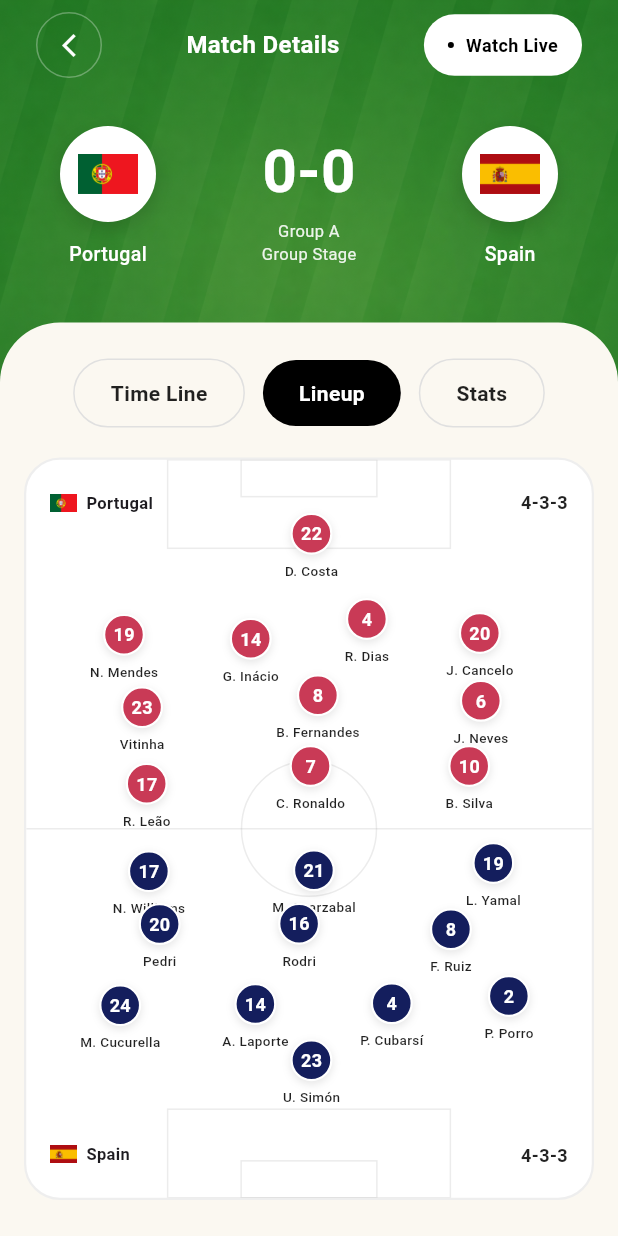
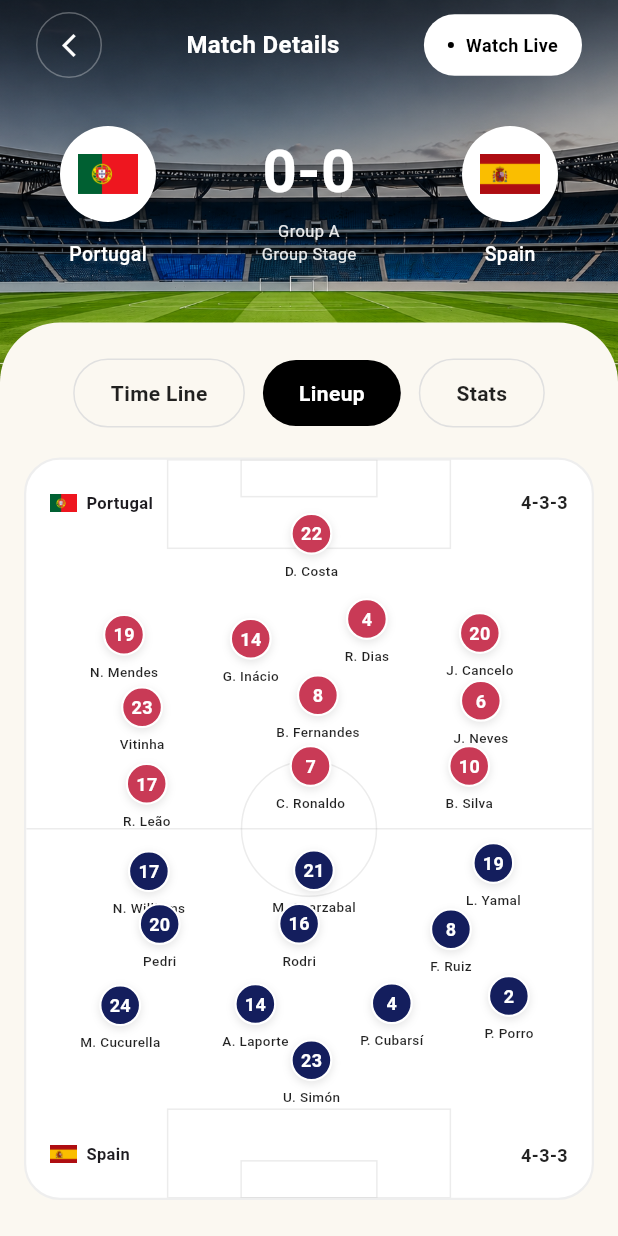
Before and after one commit to Atuoha/fifa_pitch, a Flutter app: the screen it shows after launch, on a phone screen of 412 x 824 dp. Run offline on Flutter 3.47's test engine with Material 3 defaults, Android fonts, the phone set to English and light mode, and no system bars.

Commit message:
core: adjustments

```diff
--- a/lib/presentation/screens/pitch_screen.dart
+++ b/lib/presentation/screens/pitch_screen.dart
@@ -20,7 +20,7 @@ class PitchScreen extends StatelessWidget {
             child: Container(
               decoration: const BoxDecoration(
                 image: DecorationImage(
-                  image: AssetImage('assets/images/playground.png'),
+                  image: AssetImage('assets/images/playground2.png'),
                   fit: BoxFit.cover,
                 ),
               ),
--- a/lib/presentation/widgets/half_pitch.dart
+++ b/lib/presentation/widgets/half_pitch.dart
@@ -1,9 +1,7 @@
 import 'package:uefa_flow/presentation/widgets/player_details_bottom_sheet.dart';
 import 'package:uefa_flow/presentation/widgets/player_indicator.dart';
-
 import '../../model/formation.dart';
 import 'package:flutter/material.dart';
-
 import 'live_player_wrapper.dart';
 
 class HalfPitch extends StatelessWidget {
@@ -14,8 +12,7 @@ class HalfPitch extends StatelessWidget {
 
   @override
   Widget build(BuildContext context) {
-    return
-       Stack(
+    return Stack(
       children: rows.asMap().entries.map((entry) {
         final index = entry.key;
         final row = entry.value;
--- a/lib/presentation/widgets/pitch_view.dart
+++ b/lib/presentation/widgets/pitch_view.dart
@@ -1,11 +1,8 @@
 import 'package:flutter/material.dart';
 import 'package:uefa_flow/presentation/widgets/pitch_line_painter.dart';
 import '../../data/sample_data.dart';
-import '../../model/formation.dart';
 import 'half_pitch.dart';
-import 'player_indicator.dart';
-import 'live_player_wrapper.dart';
-import 'player_details_bottom_sheet.dart';
+
 
 class PitchView extends StatelessWidget {
   const PitchView({super.key});
--- a/lib/presentation/widgets/player_details_content.dart
+++ b/lib/presentation/widgets/player_details_content.dart
@@ -1,5 +1,4 @@
 import 'package:flutter/material.dart';
-
 import '../../core/app_colors.dart';
 import '../../model/player.dart';
 
```
Also changed, not shown: assets/images/playground.png (deleted), assets/images/playground2.png (added). Lines whose indentation alone changed are shown as unchanged.
